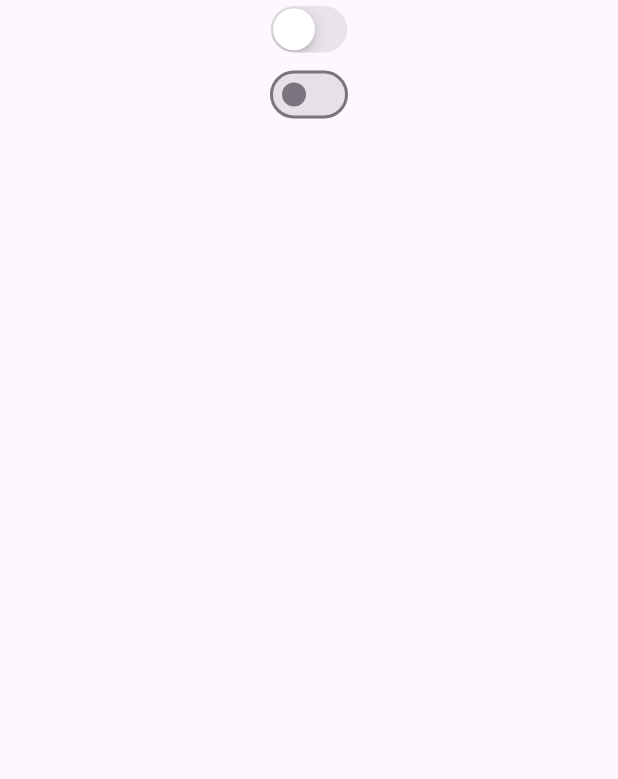
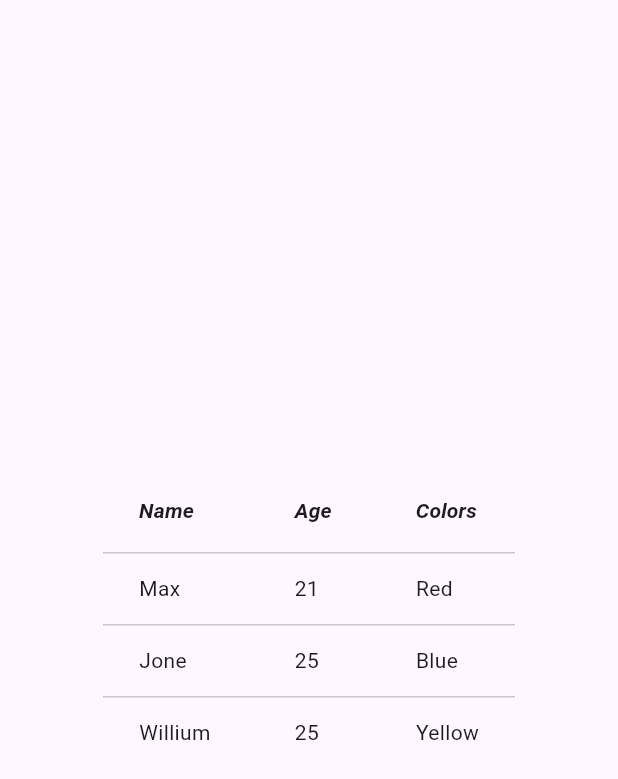
Before and after one commit to s6319410018/Dart_All_Widget, a Flutter app: the screen it shows after launch, on a phone screen of 412 x 824 dp. Shown: the top 779 px of the screen. Run offline on Flutter 3.47's test engine with Material 3 defaults, Android fonts, the phone set to English and light mode, and no system bars.

Commit message:
v.2 by 6319410018

```diff
--- /dev/null
+++ b/lib/Widget/CupertinoTextfield.dart
@@ -0,0 +1,25 @@
+import 'package:flutter/cupertino.dart';
+import 'package:flutter/material.dart';
+
+class CupertinoTextfieldWidget extends StatelessWidget {
+  CupertinoTextfieldWidget({super.key});
+  final TextEditingController _textController =
+      TextEditingController(text: "Flutter");
+  @override
+  Widget build(BuildContext context) {
+    return CupertinoApp(
+      debugShowCheckedModeBanner: false,
+      home: CupertinoPageScaffold(
+        backgroundColor: CupertinoColors.systemPink,
+        child: Padding(
+          padding: EdgeInsets.all(20),
+          child: Center(
+            child: CupertinoTextField(
+              controller: _textController,
+            ),
+          ),
+        ),
+      ),
+    );
+  }
+}
--- /dev/null
+++ b/lib/Widget/DataColumn.dart
@@ -0,0 +1,79 @@
+import 'package:flutter/material.dart';
+
+class DataColumnWidget extends StatelessWidget {
+  DataColumnWidget({Key? key});
+
+  TextStyle title =
+      const TextStyle(fontStyle: FontStyle.italic, fontWeight: FontWeight.bold);
+
+  @override
+  Widget build(BuildContext context) {
+    return Scaffold(
+      body: Center(
+        child: DataTable(
+          columns: <DataColumn>[
+            DataColumn(
+              label: Text(
+                'Name',
+                style: title,
+              ),
+            ),
+            DataColumn(
+              label: Text(
+                'Age',
+                style: title,
+              ),
+            ),
+            DataColumn(
+              label: Text(
+                'Colors',
+                style: title,
+              ),
+            ),
+          ],
+          rows: <DataRow>[
+            DataRow(
+              cells: <DataCell>[
+                DataCell(
+                  Text("Max"),
+                ),
+                DataCell(
+                  Text("21"),
+                ),
+                DataCell(
+                  Text("Red"),
+                ),
+              ],
+            ),
+            DataRow(
+              cells: <DataCell>[
+                DataCell(
+                  Text("Jone"),
+                ),
+                DataCell(
+                  Text("25"),
+                ),
+                DataCell(
+                  Text("Blue"),
+                ),
+              ],
+            ),
+            DataRow(
+              cells: <DataCell>[
+                DataCell(
+                  Text("Willium"),
+                ),
+                DataCell(
+                  Text("25"),
+                ),
+                DataCell(
+                  Text("Yellow"),
+                ),
+              ],
+            ),
+          ],
+        ),
+      ),
+    );
+  }
+}
```
Also changed, not shown: lib/Widget/CupertinoTabBar.dart (added, +48 -0 lines), lib/Widget/CupertinoTabScaffold.dart (added, +50 -0 lines), lib/Widget/CustomPaint.dart (added, +39 -0 lines), lib/Widget/CustomScrollView.dart (added, +31 -0 lines), lib/Widget/DataTable.dart (added, +84 -0 lines), lib/main.dart (+7 -1 lines), lib/Widget/DataRow.dart (added), lib/Widget/Datacell.dart (added), lib/Widget/TimePicker.dart (added).
